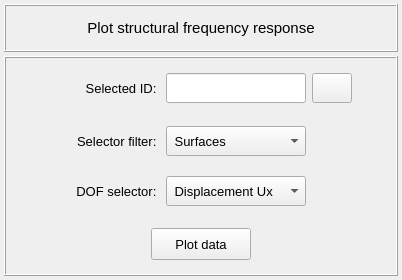
Qt form vibra/interface/data/ui_files/plots/structural/structural_frequency_response_inputs.ui (MOPT-UFSC/VIBRA) before a commit.
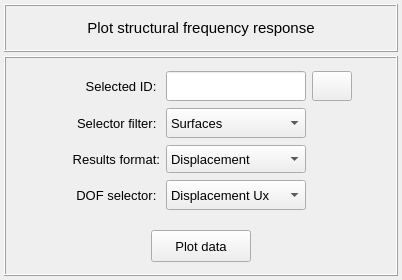
The same form after that commit. Icons and pictures are not drawn.

```diff
--- a/vibra/interface/data/ui_files/plots/structural/structural_frequency_response_inputs.ui
+++ b/vibra/interface/data/ui_files/plots/structural/structural_frequency_response_inputs.ui
@@ -141,7 +141,7 @@
        <number>4</number>
       </property>
       <property name="topMargin">
-       <number>4</number>
+       <number>6</number>
       </property>
       <property name="rightMargin">
        <number>4</number>
@@ -149,21 +149,24 @@
       <property name="bottomMargin">
        <number>4</number>
       </property>
-      <property name="spacing">
+      <property name="horizontalSpacing">
        <number>4</number>
       </property>
-      <item row="3" column="0">
+      <property name="verticalSpacing">
+       <number>2</number>
+      </property>
+      <item row="1" column="0">
        <widget class="QFrame" name="frame_3">
         <property name="minimumSize">
          <size>
           <width>0</width>
-          <height>52</height>
+          <height>48</height>
          </size>
         </property>
         <property name="maximumSize">
          <size>
           <width>16777215</width>
-          <height>52</height>
+          <height>48</height>
          </size>
         </property>
         <property name="frameShape">
@@ -221,158 +224,6 @@
         </layout>
        </widget>
       </item>
-      <item row="1" column="0">
-       <widget class="QFrame" name="frame_5">
-        <property name="frameShape">
-         <enum>QFrame::Shape::NoFrame</enum>
-        </property>
-        <property name="frameShadow">
-         <enum>QFrame::Shadow::Raised</enum>
-        </property>
-        <layout class="QGridLayout" name="gridLayout_6">
-         <property name="leftMargin">
-          <number>2</number>
-         </property>
-         <property name="topMargin">
-          <number>2</number>
-         </property>
-         <property name="rightMargin">
-          <number>2</number>
-         </property>
-         <property name="bottomMargin">
-          <number>2</number>
-         </property>
-         <property name="horizontalSpacing">
-          <number>6</number>
-         </property>
-         <property name="verticalSpacing">
-          <number>2</number>
-         </property>
-         <item row="0" column="1">
-          <widget class="QLabel" name="label_2">
-           <property name="minimumSize">
-            <size>
-             <width>110</width>
-             <height>30</height>
-            </size>
-           </property>
-           <property name="maximumSize">
-            <size>
-             <width>110</width>
-             <height>30</height>
-            </size>
-           </property>
-           <property name="font">
-            <font>
-             <pointsize>10</pointsize>
-            </font>
-           </property>
-           <property name="text">
-            <string>Selector filter: </string>
-           </property>
-           <property name="alignment">
-            <set>Qt::AlignmentFlag::AlignRight|Qt::AlignmentFlag::AlignTrailing|Qt::AlignmentFlag::AlignVCenter</set>
-           </property>
-          </widget>
-         </item>
-         <item row="0" column="2">
-          <widget class="QComboBox" name="comboBox_selector_filter">
-           <property name="minimumSize">
-            <size>
-             <width>140</width>
-             <height>30</height>
-            </size>
-           </property>
-           <property name="maximumSize">
-            <size>
-             <width>140</width>
-             <height>30</height>
-            </size>
-           </property>
-           <property name="font">
-            <font>
-             <pointsize>10</pointsize>
-            </font>
-           </property>
-           <property name="styleSheet">
-            <string notr="true"/>
-           </property>
-           <property name="currentIndex">
-            <number>0</number>
-           </property>
-           <item>
-            <property name="text">
-             <string> Surfaces</string>
-            </property>
-           </item>
-           <item>
-            <property name="text">
-             <string> Line</string>
-            </property>
-           </item>
-           <item>
-            <property name="text">
-             <string> Points</string>
-            </property>
-           </item>
-           <item>
-            <property name="text">
-             <string> Nodes</string>
-            </property>
-           </item>
-          </widget>
-         </item>
-         <item row="0" column="3">
-          <widget class="QFrame" name="frame_6">
-           <property name="minimumSize">
-            <size>
-             <width>40</width>
-             <height>30</height>
-            </size>
-           </property>
-           <property name="maximumSize">
-            <size>
-             <width>40</width>
-             <height>30</height>
-            </size>
-           </property>
-           <property name="frameShape">
-            <enum>QFrame::Shape::NoFrame</enum>
-           </property>
-           <property name="frameShadow">
-            <enum>QFrame::Shadow::Raised</enum>
-           </property>
-          </widget>
-         </item>
-         <item row="0" column="0">
-          <spacer name="horizontalSpacer_3">
-           <property name="orientation">
-            <enum>Qt::Orientation::Horizontal</enum>
-           </property>
-           <property name="sizeHint" stdset="0">
-            <size>
-             <width>40</width>
-             <height>20</height>
-            </size>
-           </property>
-          </spacer>
-         </item>
-         <item row="0" column="4">
-          <spacer name="horizontalSpacer_4">
-           <property name="orientation">
-            <enum>Qt::Orientation::Horizontal</enum>
-           </property>
-           <property name="sizeHint" stdset="0">
-            <size>
-             <width>40</width>
-             <height>20</height>
-            </size>
-           </property>
-          </spacer>
-         </item>
-        </layout>
-       </widget>
-      </item>
       <item row="0" column="0">
        <widget class="QFrame" name="frame_4">
         <property name="minimumSize">
@@ -384,7 +235,7 @@
         <property name="maximumSize">
          <size>
           <width>16777215</width>
-          <height>52</height>
+          <height>200</height>
          </size>
         </property>
         <property name="frameShape">
@@ -412,79 +263,6 @@
          <property name="verticalSpacing">
           <number>2</number>
          </property>
-         <item row="0" column="1">
-          <widget class="QLabel" name="label_10">
-           <property name="minimumSize">
-            <size>
-             <width>110</width>
-             <height>30</height>
-            </size>
-           </property>
-           <property name="maximumSize">
-            <size>
-             <width>110</width>
-             <height>30</height>
-            </size>
-           </property>
-           <property name="font">
-            <font>
-             <family>MS Shell Dlg 2</family>
-             <pointsize>10</pointsize>
-             <italic>false</italic>
-             <bold>false</bold>
-            </font>
-           </property>
-           <property name="text">
-            <string>Selected ID: </string>
-           </property>
-           <property name="alignment">
-            <set>Qt::AlignmentFlag::AlignRight|Qt::AlignmentFlag::AlignTrailing|Qt::AlignmentFlag::AlignVCenter</set>
-           </property>
-          </widget>
-         </item>
-         <item row="0" column="2">
-          <widget class="QLineEdit" name="lineEdit_selection_id">
-           <property name="minimumSize">
-            <size>
-             <width>140</width>
-             <height>30</height>
-            </size>
-           </property>
-           <property name="maximumSize">
-            <size>
-             <width>140</width>
-             <height>30</height>
-            </size>
-           </property>
-           <property name="font">
-            <font>
-             <pointsize>10</pointsize>
-            </font>
-           </property>
-           <property name="styleSheet">
-            <string notr="true"/>
-           </property>
-           <property name="text">
-            <string/>
-           </property>
-           <property name="alignment">
-            <set>Qt::AlignmentFlag::AlignCenter</set>
-           </property>
-          </widget>
-         </item>
-         <item row="0" column="0">
-          <spacer name="horizontalSpacer">
-           <property name="orientation">
-            <enum>Qt::Orientation::Horizontal</enum>
-           </property>
-           <property name="sizeHint" stdset="0">
-            <size>
-             <width>40</width>
-             <height>20</height>
-            </size>
-           </property>
-          </spacer>
-         </item>
          <item row="0" column="3">
           <widget class="QPushButton" name="pushButton_export_data">
            <property name="minimumSize">
@@ -531,6 +309,63 @@
            </property>
           </widget>
          </item>
+         <item row="1" column="1">
+          <widget class="QLabel" name="label_2">
+           <property name="minimumSize">
+            <size>
+             <width>110</width>
+             <height>30</height>
+            </size>
+           </property>
+           <property name="maximumSize">
+            <size>
+             <width>110</width>
+             <height>30</height>
+            </size>
+           </property>
+           <property name="font">
+            <font>
+             <pointsize>10</pointsize>
+            </font>
+           </property>
+           <property name="text">
+            <string>Selector filter: </string>
+           </property>
+           <property name="alignment">
+            <set>Qt::AlignmentFlag::AlignRight|Qt::AlignmentFlag::AlignTrailing|Qt::AlignmentFlag::AlignVCenter</set>
+           </property>
+          </widget>
+         </item>
+         <item row="0" column="1">
+          <widget class="QLabel" name="label_10">
+           <property name="minimumSize">
+            <size>
+             <width>110</width>
+             <height>30</height>
+            </size>
+           </property>
+           <property name="maximumSize">
+            <size>
+             <width>110</width>
+             <height>30</height>
+            </size>
+           </property>
+           <property name="font">
+            <font>
+             <family>MS Shell Dlg 2</family>
+             <pointsize>10</pointsize>
+             <italic>false</italic>
+             <bold>false</bold>
+            </font>
+           </property>
+           <property name="text">
+            <string>Selected ID: </string>
+           </property>
+           <property name="alignment">
+            <set>Qt::AlignmentFlag::AlignRight|Qt::AlignmentFlag::AlignTrailing|Qt::AlignmentFlag::AlignVCenter</set>
+           </property>
+          </widget>
+         </item>
          <item row="0" column="4">
           <spacer name="horizontalSpacer_2">
            <property name="orientation">
@@ -544,37 +379,219 @@
            </property>
           </spacer>
          </item>
-        </layout>
-       </widget>
-      </item>
-      <item row="2" column="0">
-       <widget class="QFrame" name="frame_7">
-        <property name="frameShape">
-         <enum>QFrame::Shape::NoFrame</enum>
-        </property>
-        <property name="frameShadow">
-         <enum>QFrame::Shadow::Raised</enum>
-        </property>
-        <layout class="QGridLayout" name="gridLayout_7">
-         <property name="leftMargin">
-          <number>2</number>
-         </property>
-         <property name="topMargin">
-          <number>2</number>
-         </property>
-         <property name="rightMargin">
-          <number>2</number>
-         </property>
-         <property name="bottomMargin">
-          <number>2</number>
-         </property>
-         <property name="horizontalSpacing">
-          <number>6</number>
-         </property>
-         <property name="verticalSpacing">
-          <number>2</number>
-         </property>
-         <item row="0" column="1">
+         <item row="2" column="2">
+          <widget class="QComboBox" name="comboBox_structural_results">
+           <property name="minimumSize">
+            <size>
+             <width>140</width>
+             <height>28</height>
+            </size>
+           </property>
+           <property name="maximumSize">
+            <size>
+             <width>140</width>
+             <height>28</height>
+            </size>
+           </property>
+           <property name="font">
+            <font>
+             <pointsize>10</pointsize>
+             <bold>false</bold>
+            </font>
+           </property>
+           <item>
+            <property name="text">
+             <string>Displacement</string>
+            </property>
+           </item>
+           <item>
+            <property name="text">
+             <string>Velocity</string>
+            </property>
+           </item>
+           <item>
+            <property name="text">
+             <string>Acceleration</string>
+            </property>
+           </item>
+          </widget>
+         </item>
+         <item row="1" column="2">
+          <widget class="QComboBox" name="comboBox_selector_filter">
+           <property name="minimumSize">
+            <size>
+             <width>140</width>
+             <height>30</height>
+            </size>
+           </property>
+           <property name="maximumSize">
+            <size>
+             <width>140</width>
+             <height>30</height>
+            </size>
+           </property>
+           <property name="font">
+            <font>
+             <pointsize>10</pointsize>
+            </font>
+           </property>
+           <property name="styleSheet">
+            <string notr="true"/>
+           </property>
+           <property name="currentIndex">
+            <number>0</number>
+           </property>
+           <item>
+            <property name="text">
+             <string>Surfaces</string>
+            </property>
+           </item>
+           <item>
+            <property name="text">
+             <string>Line</string>
+            </property>
+           </item>
+           <item>
+            <property name="text">
+             <string>Points</string>
+            </property>
+           </item>
+           <item>
+            <property name="text">
+             <string>Nodes</string>
+            </property>
+           </item>
+          </widget>
+         </item>
+         <item row="2" column="1">
+          <widget class="QLabel" name="label_linear">
+           <property name="minimumSize">
+            <size>
+             <width>110</width>
+             <height>0</height>
+            </size>
+           </property>
+           <property name="maximumSize">
+            <size>
+             <width>110</width>
+             <height>16777215</height>
+            </size>
+           </property>
+           <property name="font">
+            <font>
+             <pointsize>10</pointsize>
+             <bold>false</bold>
+            </font>
+           </property>
+           <property name="text">
+            <string>Results format:</string>
+           </property>
+           <property name="alignment">
+            <set>Qt::AlignmentFlag::AlignRight|Qt::AlignmentFlag::AlignTrailing|Qt::AlignmentFlag::AlignVCenter</set>
+           </property>
+          </widget>
+         </item>
+         <item row="0" column="0">
+          <spacer name="horizontalSpacer">
+           <property name="orientation">
+            <enum>Qt::Orientation::Horizontal</enum>
+           </property>
+           <property name="sizeHint" stdset="0">
+            <size>
+             <width>40</width>
+             <height>20</height>
+            </size>
+           </property>
+          </spacer>
+         </item>
+         <item row="0" column="2">
+          <widget class="QLineEdit" name="lineEdit_selection_id">
+           <property name="minimumSize">
+            <size>
+             <width>140</width>
+             <height>30</height>
+            </size>
+           </property>
+           <property name="maximumSize">
+            <size>
+             <width>140</width>
+             <height>30</height>
+            </size>
+           </property>
+           <property name="font">
+            <font>
+             <pointsize>10</pointsize>
+            </font>
+           </property>
+           <property name="styleSheet">
+            <string notr="true"/>
+           </property>
+           <property name="text">
+            <string/>
+           </property>
+           <property name="alignment">
+            <set>Qt::AlignmentFlag::AlignCenter</set>
+           </property>
+          </widget>
+         </item>
+         <item row="3" column="2">
+          <widget class="QComboBox" name="comboBox_dof_selector">
+           <property name="minimumSize">
+            <size>
+             <width>140</width>
+             <height>30</height>
+            </size>
+           </property>
+           <property name="maximumSize">
+            <size>
+             <width>140</width>
+             <height>30</height>
+            </size>
+           </property>
+           <property name="font">
+            <font>
+             <pointsize>10</pointsize>
+            </font>
+           </property>
+           <property name="styleSheet">
+            <string notr="true"/>
+           </property>
+           <property name="currentIndex">
+            <number>0</number>
+           </property>
+           <item>
+            <property name="text">
+             <string>Displacement Ux</string>
+            </property>
+           </item>
+           <item>
+            <property name="text">
+             <string>Displacement Uy</string>
+            </property>
+           </item>
+           <item>
+            <property name="text">
+             <string>Displacement Uz</string>
+            </property>
+           </item>
+           <item>
+            <property name="text">
+             <string>Rotation Rx</string>
+            </property>
+           </item>
+           <item>
+            <property name="text">
+             <string>Rotation Ry</string>
+            </property>
+           </item>
+           <item>
+            <property name="text">
+             <string>Rotation Rz</string>
+            </property>
+           </item>
+          </widget>
+         </item>
+         <item row="3" column="1">
           <widget class="QLabel" name="label_3">
            <property name="minimumSize">
             <size>
@@ -601,111 +618,6 @@
            </property>
           </widget>
          </item>
-         <item row="0" column="2">
-          <widget class="QComboBox" name="comboBox_dof_selector">
-           <property name="minimumSize">
-            <size>
-             <width>140</width>
-             <height>30</height>
-            </size>
-           </property>
-           <property name="maximumSize">
-            <size>
-             <width>140</width>
-             <height>30</height>
-            </size>
-           </property>
-           <property name="font">
-            <font>
-             <pointsize>10</pointsize>
-            </font>
-           </property>
-           <property name="styleSheet">
-            <string notr="true"/>
-           </property>
-           <property name="currentIndex">
-            <number>0</number>
-           </property>
-           <item>
-            <property name="text">
-             <string> Displacement Ux</string>
-            </property>
-           </item>
-           <item>
-            <property name="text">
-             <string> Displacement Uy</string>
-            </property>
-           </item>
-           <item>
-            <property name="text">
-             <string> Displacement Uz</string>
-            </property>
-           </item>
-           <item>
-            <property name="text">
-             <string> Rotation Rx</string>
-            </property>
-           </item>
-           <item>
-            <property name="text">
-             <string> Rotation Ry</string>
-            </property>
-           </item>
-           <item>
-            <property name="text">
-             <string> Rotation Rz</string>
-            </property>
-           </item>
-          </widget>
-         </item>
-         <item row="0" column="3">
-          <widget class="QFrame" name="frame_8">
-           <property name="minimumSize">
-            <size>
-             <width>40</width>
-             <height>30</height>
-            </size>
-           </property>
-           <property name="maximumSize">
-            <size>
-             <width>40</width>
-             <height>30</height>
-            </size>
-           </property>
-           <property name="frameShape">
-            <enum>QFrame::Shape::NoFrame</enum>
-           </property>
-           <property name="frameShadow">
-            <enum>QFrame::Shadow::Raised</enum>
-           </property>
-          </widget>
-         </item>
-         <item row="0" column="0">
-          <spacer name="horizontalSpacer_5">
-           <property name="orientation">
-            <enum>Qt::Orientation::Horizontal</enum>
-           </property>
-           <property name="sizeHint" stdset="0">
-            <size>
-             <width>40</width>
-             <height>20</height>
-            </size>
-           </property>
-          </spacer>
-         </item>
-         <item row="0" column="4">
-          <spacer name="horizontalSpacer_6">
-           <property name="orientation">
-            <enum>Qt::Orientation::Horizontal</enum>
-           </property>
-           <property name="sizeHint" stdset="0">
-            <size>
-             <width>40</width>
-             <height>20</height>
-            </size>
-           </property>
-          </spacer>
-         </item>
         </layout>
        </widget>
       </item>
```
